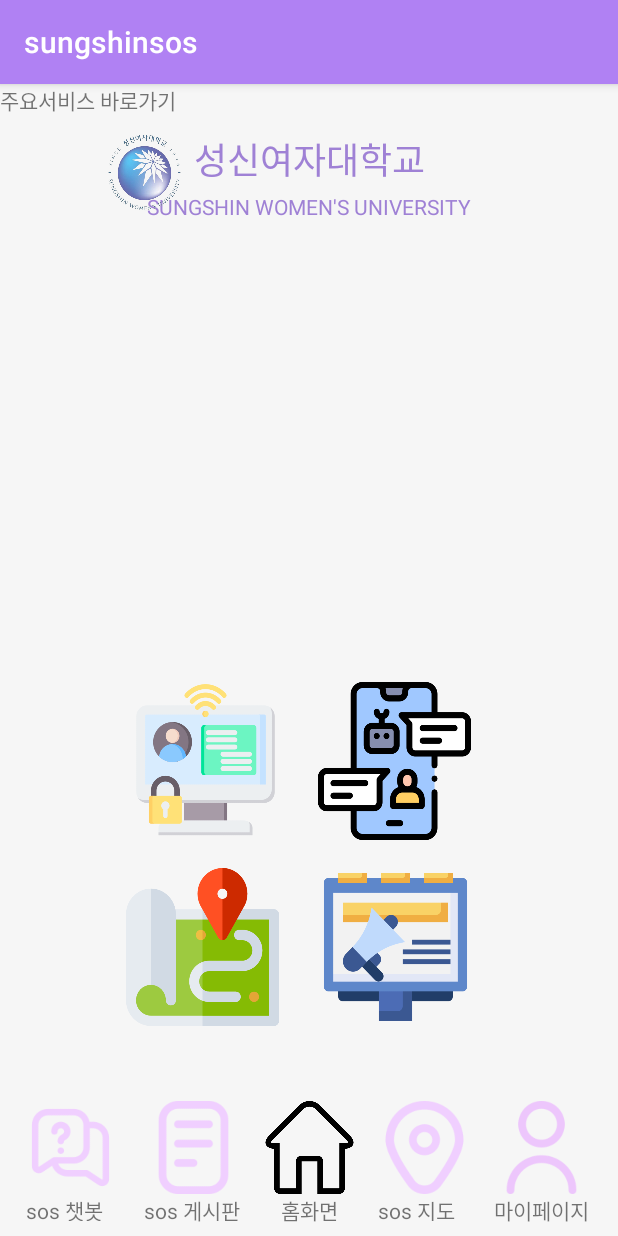
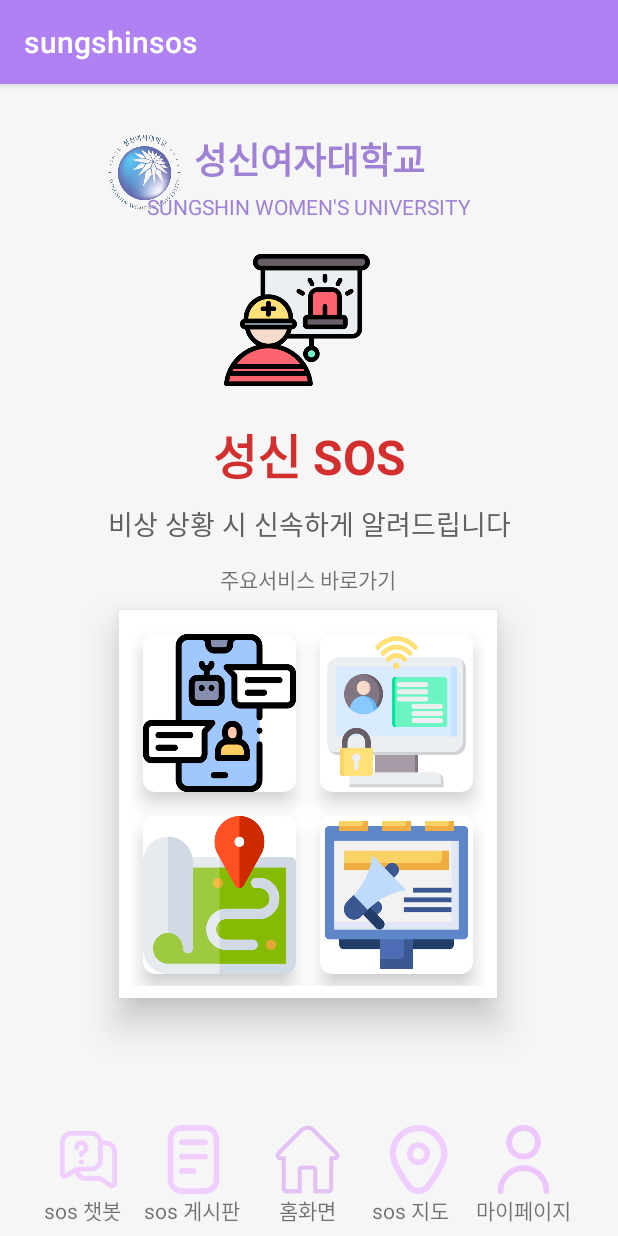
Before and after one commit to muunseo/sungshinsos, an Android app: the HomeActivity screen opened directly, with no data from a screen before it, on a phone screen of 412 x 824 dp. Run offline under Robolectric (Android 15) with nearby library versions, the phone set to English and light mode, and no system bars.

Commit message:
Initial commit

```diff
--- a/app/src/main/java/com/example/sungshinsos/HomeActivity.java
+++ b/app/src/main/java/com/example/sungshinsos/HomeActivity.java
@@ -5,7 +5,6 @@
 import android.view.View;
 import android.widget.ImageView;
 import android.widget.TextView;
-import android.widget.Toast;
 
 import androidx.appcompat.app.AppCompatActivity;
 
@@ -18,14 +17,19 @@
     private TextView mapTitle;
     private TextView mypageTitle;
     private ImageView chatbotImageView;
-    private long backBtnTime = 0;
+
+    // 추가된 그리드 이미지 뷰 변수들
+    private ImageView imageViewChatbot2;
+    private ImageView imageViewMypage2;
+    private ImageView imageViewMap2;
+    private ImageView imageViewPost2;
 
     @Override
     protected void onCreate(Bundle savedInstanceState) {
         super.onCreate(savedInstanceState);
         setContentView(R.layout.activity_home);
 
-        // ImageView 참조 및 클릭 이벤트 설정
+        // ImageView 참조 및 클릭 이벤트 설정 (하단바)
         mapImageView = findViewById(R.id.imageView11);
         mapImageView.setOnClickListener(v -> {
             // MapActivity 시작
@@ -46,18 +50,44 @@
             Intent intent = new Intent(HomeActivity.this, PostActivity.class);
             startActivity(intent);
         });
+
         chatbotImageView = findViewById(R.id.imageView);
-        chatbotImageView.setOnClickListener(new View.OnClickListener() {
-            @Override
-            public void onClick(View v) {
-                // ChatBotActivity로 이동
-                Intent intent = new Intent(HomeActivity.this, ChatBotActivity.class);
-                startActivity(intent);
-            }
+        chatbotImageView.setOnClickListener(v -> {
+            // ChatBotActivity로 이동
+            Intent intent = new Intent(HomeActivity.this, ChatBotActivity.class);
+            startActivity(intent);
         });
 
+        // GridLayout의 ImageView 참조 및 클릭 이벤트 설정
+        imageViewChatbot2 = findViewById(R.id.imageView_chatbot2);
+        imageViewChatbot2.setOnClickListener(v -> {
+            // ChatBotActivity로 이동
+            Intent intent = new Intent(HomeActivity.this, ChatBotActivity.class);
+            startActivity(intent);
+        });
 
-        // TextView 참조
+        imageViewMypage2 = findViewById(R.id.imageView_mypage2);
+        imageViewMypage2.setOnClickListener(v -> {
+            // MyPageActivity로 이동
+            Intent intent = new Intent(HomeActivity.this, MyPageActivity.class);
+            startActivity(intent);
+        });
+
+        imageViewMap2 = findViewById(R.id.imageView_map2);
+        imageViewMap2.setOnClickListener(v -> {
+            // MapActivity로 이동
+            Intent intent = new Intent(HomeActivity.this, MapActivity.class);
+            startActivity(intent);
+        });
+
+        imageViewPost2 = findViewById(R.id.imageView_post2);
+        imageViewPost2.setOnClickListener(v -> {
+            // PostActivity로 이동
+            Intent intent = new Intent(HomeActivity.this, PostActivity.class);
+            startActivity(intent);
+        });
+
+        // TextView 참조 (하단바)
         chatbotTitle = findViewById(R.id.chatbot_title);
         postTitle = findViewById(R.id.post_title);
         mapTitle = findViewById(R.id.map_title);
@@ -69,18 +99,4 @@
         mapTitle.setText("sos 지도");
         mypageTitle.setText("마이페이지");
     }
-
-    @Override
-    public void onBackPressed() {
-        long curTime = System.currentTimeMillis();
-        long gapTime = curTime - backBtnTime;
-
-        if (0 <= gapTime && 2000 >= gapTime) {
-            super.onBackPressed();
-        }
-        else {
-            backBtnTime = curTime;
-            Toast.makeText(this, "한번 더 누르면 종료됩니다", Toast.LENGTH_SHORT).show();
-        }
-    }
 }
--- a/app/src/main/res/layout/activity_home.xml
+++ b/app/src/main/res/layout/activity_home.xml
@@ -1,4 +1,5 @@
-<androidx.constraintlayout.widget.ConstraintLayout xmlns:android="http://schemas.android.com/apk/res/android"
+<androidx.constraintlayout.widget.ConstraintLayout
+    xmlns:android="http://schemas.android.com/apk/res/android"
     xmlns:app="http://schemas.android.com/apk/res-auto"
     xmlns:tools="http://schemas.android.com/tools"
     android:layout_width="match_parent"
@@ -14,6 +15,7 @@
         android:text="성신여자대학교"
         android:textColor="#9F81D5"
         android:textSize="24sp"
+        android:textStyle="bold"
         app:layout_constraintEnd_toEndOf="parent"
         app:layout_constraintStart_toStartOf="parent"
         app:layout_constraintTop_toTopOf="parent" />
@@ -24,10 +26,10 @@
         android:layout_height="wrap_content"
         android:text="SUNGSHIN WOMEN'S UNIVERSITY"
         android:textColor="#9F81D5"
+        android:layout_marginTop="4dp"
         app:layout_constraintTop_toBottomOf="@+id/textView"
         app:layout_constraintStart_toStartOf="parent"
-        app:layout_constraintEnd_toEndOf="parent"
-        android:layout_marginTop="4dp" />
+        app:layout_constraintEnd_toEndOf="parent" />
 
     <!-- Image Views -->
     <ImageView
@@ -40,20 +42,126 @@
         app:srcCompat="@drawable/sslogo" />
 
     <ImageView
-        android:id="@+id/imageView9"
-        android:layout_width="62dp"
-        android:layout_height="62dp"
-        android:layout_marginStart="252dp"
-        android:layout_marginBottom="28dp"
-        android:background="@drawable/mypage"
-        app:layout_constraintBottom_toBottomOf="parent"
-        app:layout_constraintStart_toEndOf="@+id/imageView" />
+        android:id="@+id/sos_character"
+        android:layout_width="100dp"
+        android:layout_height="100dp"
+        android:layout_marginTop="16dp"
+        app:layout_constraintEnd_toEndOf="parent"
+        app:layout_constraintHorizontal_bias="0.475"
+        app:layout_constraintStart_toStartOf="parent"
+        app:layout_constraintTop_toBottomOf="@+id/textView2"
+        app:srcCompat="@drawable/character_image" />
+
+    <TextView
+        android:id="@+id/sos_title"
+        android:layout_width="0dp"
+        android:layout_height="wrap_content"
+        android:layout_marginTop="16dp"
+        android:gravity="center"
+        android:text="성신 SOS"
+        android:textColor="#D32F2F"
+        android:textSize="32sp"
+        android:textStyle="bold"
+        app:layout_constraintEnd_toEndOf="parent"
+        app:layout_constraintHorizontal_bias="0.0"
+        app:layout_constraintStart_toStartOf="parent"
+        app:layout_constraintTop_toBottomOf="@+id/sos_character" />
+
+    <TextView
+        android:id="@+id/sos_subtitle"
+        android:layout_width="wrap_content"
+        android:layout_height="wrap_content"
+        android:layout_marginTop="8dp"
+        android:text="비상 상황 시 신속하게 알려드립니다"
+        android:textColor="#616161"
+        android:textSize="18sp"
+        app:layout_constraintEnd_toEndOf="parent"
+        app:layout_constraintStart_toStartOf="parent"
+        app:layout_constraintTop_toBottomOf="@+id/sos_title" />
+
+    <!-- GridLayout for Icons with Background -->
+
+    <!-- Bottom Navigation Icons and Titles -->
+
+    <GridLayout
+        android:id="@+id/gridLayout"
+        android:layout_width="wrap_content"
+        android:layout_height="wrap_content"
+        android:layout_marginTop="44dp"
+        android:background="#FFFFFF"
+        android:columnCount="2"
+        android:elevation="15dp"
+        android:padding="8dp"
+        android:rowCount="2"
+        app:layout_constraintEnd_toEndOf="parent"
+        app:layout_constraintHorizontal_bias="0.496"
+        app:layout_constraintStart_toStartOf="parent"
+        app:layout_constraintTop_toBottomOf="@id/sos_subtitle">
+
+        <!-- First Row -->
+        <androidx.cardview.widget.CardView
+            android:layout_width="wrap_content"
+            android:layout_height="wrap_content"
+            android:layout_margin="8dp"
+            app:cardCornerRadius="8dp"
+            app:cardElevation="8dp">
+
+            <ImageView
+                android:id="@+id/imageView_chatbot2"
+                android:layout_width="102dp"
+                android:layout_height="105dp"
+                android:background="@drawable/ic_chatbot2" />
+        </androidx.cardview.widget.CardView>
+
+        <androidx.cardview.widget.CardView
+            android:layout_width="wrap_content"
+            android:layout_height="wrap_content"
+            android:layout_margin="8dp"
+            app:cardCornerRadius="8dp"
+            app:cardElevation="8dp">
+
+            <ImageView
+                android:id="@+id/imageView_mypage2"
+                android:layout_width="102dp"
+                android:layout_height="105dp"
+                android:background="@drawable/ic_mypage2" />
+        </androidx.cardview.widget.CardView>
+
+        <!-- Second Row -->
+        <androidx.cardview.widget.CardView
+            android:layout_width="wrap_content"
+            android:layout_height="wrap_content"
+            android:layout_margin="8dp"
+            app:cardCornerRadius="8dp"
+            app:cardElevation="8dp">
+
+            <ImageView
+                android:id="@+id/imageView_map2"
+                android:layout_width="102dp"
+                android:layout_height="105dp"
+                android:background="@drawable/ic_map2" />
+        </androidx.cardview.widget.CardView>
+
+        <androidx.cardview.widget.CardView
+            android:layout_width="wrap_content"
+            android:layout_height="wrap_content"
+            android:layout_margin="8dp"
+            app:cardCornerRadius="8dp"
+            app:cardElevation="8dp">
+
+            <ImageView
+                android:id="@+id/imageView_post2"
+                android:layout_width="102dp"
+                android:layout_height="105dp"
+                android:background="@drawable/ic_post2" />
+        </androidx.cardview.widget.CardView>
+    </GridLayout>
 
     <ImageView
         android:id="@+id/imageView"
-        android:layout_width="62dp"
-        android:layout_height="62dp"
-        android:layout_marginStart="16dp"
+        android:layout_width="46dp"
+        android:layout_height="46dp"
+        android:layout_marginStart="36dp"
         android:layout_marginBottom="28dp"
         android:background="@drawable/chatbot"
         app:layout_constraintBottom_toBottomOf="parent"
@@ -61,38 +169,44 @@
 
     <ImageView
         android:id="@+id/imageView5"
-        android:layout_width="62dp"
-        android:layout_height="62dp"
-        android:layout_marginStart="20dp"
+        android:layout_width="46dp"
+        android:layout_height="46dp"
+        android:layout_marginStart="24dp"
         android:layout_marginBottom="28dp"
         android:background="@drawable/post"
         app:layout_constraintBottom_toBottomOf="parent"
         app:layout_constraintStart_toEndOf="@+id/imageView" />
 
-    <!-- New Home Button -->
-
-    <!-- Title Texts for Images -->
-
     <ImageView
         android:id="@+id/imageView11"
-        android:layout_width="62dp"
-        android:layout_height="62dp"
-        android:layout_marginStart="92dp"
+        android:layout_width="46dp"
+        android:layout_height="46dp"
+        android:layout_marginStart="104dp"
         android:layout_marginBottom="28dp"
         android:background="@drawable/map"
         app:layout_constraintBottom_toBottomOf="parent"
         app:layout_constraintStart_toEndOf="@+id/imageView5" />
 
     <ImageView
+        android:id="@+id/imageView9"
+        android:layout_width="46dp"
+        android:layout_height="46dp"
+        android:layout_marginStart="24dp"
+        android:layout_marginBottom="28dp"
+        android:background="@drawable/mypage"
+        app:layout_constraintBottom_toBottomOf="parent"
+        app:layout_constraintStart_toEndOf="@+id/imageView11" />
+
+    <ImageView
         android:id="@+id/imageView_home"
-        android:layout_width="62dp"
-        android:layout_height="62dp"
+        android:layout_width="46dp"
+        android:layout_height="46dp"
         android:layout_marginBottom="28dp"
         android:background="@drawable/ic_home"
         app:layout_constraintBottom_toBottomOf="parent"
-        app:layout_constraintStart_toStartOf="parent"
         app:layout_constraintEnd_toEndOf="parent"
-        app:layout_constraintHorizontal_bias="0.5" />
+        app:layout_constraintHorizontal_bias="0.498"
+        app:layout_constraintStart_toStartOf="parent" />
 
     <TextView
         android:id="@+id/chatbot_title"
@@ -140,54 +254,17 @@
         app:layout_constraintStart_toStartOf="@+id/imageView_home"
         app:layout_constraintEnd_toEndOf="@+id/imageView_home" />
 
-    <ImageView
-        android:id="@+id/imageView_chatbot2"
-        android:layout_width="102dp"
-        android:layout_height="105dp"
-        android:layout_marginStart="52dp"
-        android:layout_marginBottom="264dp"
-        android:background="@drawable/ic_chatbot2"
-        app:layout_constraintBottom_toBottomOf="parent"
-        app:layout_constraintStart_toEndOf="@+id/imageView5" />
-
-    <ImageView
-        android:id="@+id/imageView_mypage2"
-        android:layout_width="102dp"
-        android:layout_height="105dp"
-        android:layout_marginStart="8dp"
-        android:layout_marginBottom="264dp"
-        android:background="@drawable/ic_mypage2"
-        app:layout_constraintBottom_toBottomOf="parent"
-        app:layout_constraintStart_toEndOf="@+id/imageView" />
-
-
-    <ImageView
-        android:id="@+id/imageView_map2"
-        android:layout_width="102dp"
-        android:layout_height="105dp"
-        android:layout_marginStart="84dp"
-        android:layout_marginBottom="140dp"
-        android:background="@drawable/ic_map2"
-        app:layout_constraintBottom_toBottomOf="parent"
-        app:layout_constraintStart_toStartOf="parent" />
-
-    <ImageView
-        android:id="@+id/imageView_post2"
-        android:layout_width="102dp"
-        android:layout_height="105dp"
-        android:layout_marginBottom="140dp"
-        android:background="@drawable/ic_post2"
-        app:layout_constraintBottom_toBottomOf="parent"
+    <TextView
+        android:id="@+id/textView7"
+        android:layout_width="wrap_content"
+        android:layout_height="wrap_content"
+        android:layout_marginTop="12dp"
+        android:text="주요서비스 바로가기"
+        app:layout_constraintBottom_toTopOf="@+id/gridLayout"
         app:layout_constraintEnd_toEndOf="parent"
-        app:layout_constraintHorizontal_bias="0.686"
-        app:layout_constraintStart_toStartOf="parent" />
-
-    <TextView
-        android:id="@+id/textView6"
-        android:layout_width="138dp"
-        android:layout_height="29dp"
-        android:text="주요서비스 바로가기"
-        tools:layout_editor_absoluteX="24dp"
-        tools:layout_editor_absoluteY="323dp" />
+        app:layout_constraintHorizontal_bias="0.498"
+        app:layout_constraintStart_toStartOf="parent"
+        app:layout_constraintTop_toBottomOf="@+id/sos_subtitle"
+        app:layout_constraintVertical_bias="0.05" />
 
 </androidx.constraintlayout.widget.ConstraintLayout>
--- a/app/src/main/res/layout/activity_map_detail.xml
+++ b/app/src/main/res/layout/activity_map_detail.xml
@@ -109,10 +109,4 @@
         android:text="도서관"
         android:textColor="#FFFFFF" />
 
-    <TextView
-        android:id="@+id/textView3"
-        android:layout_width="wrap_content"
-        android:layout_height="wrap_content"
-        android:text="#7295A5" />
-
 </RelativeLayout>
```
Also changed, not shown: app/src/main/res/drawable/character_image.png (added), app/src/main/res/drawable/ic_home.png.
